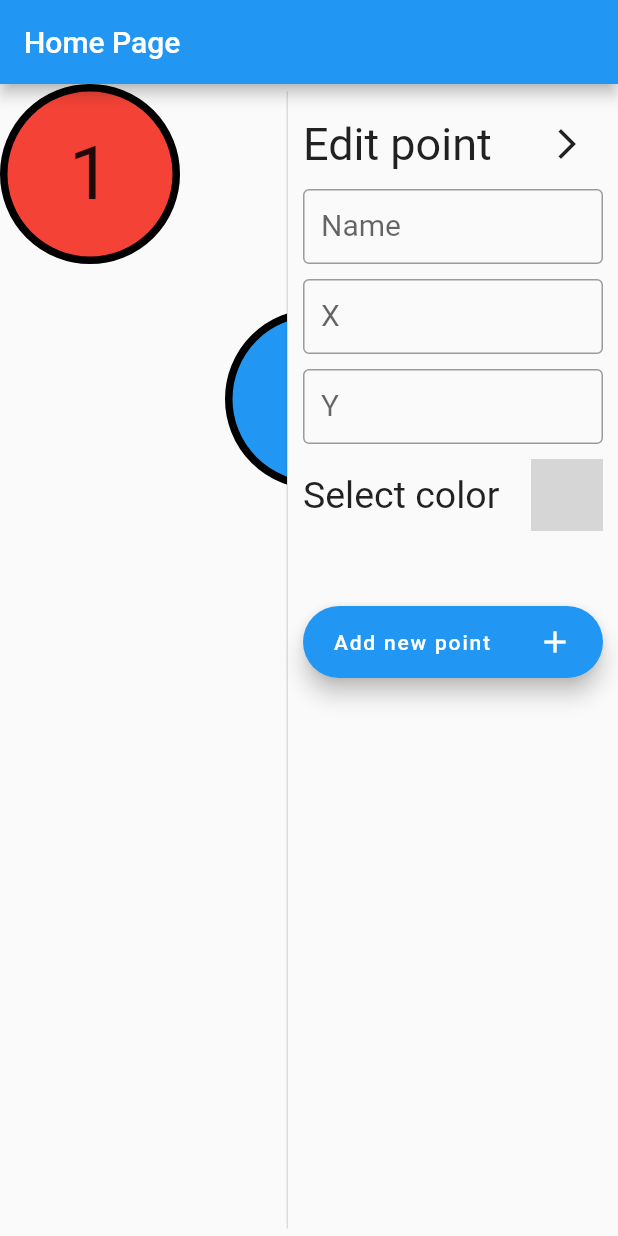
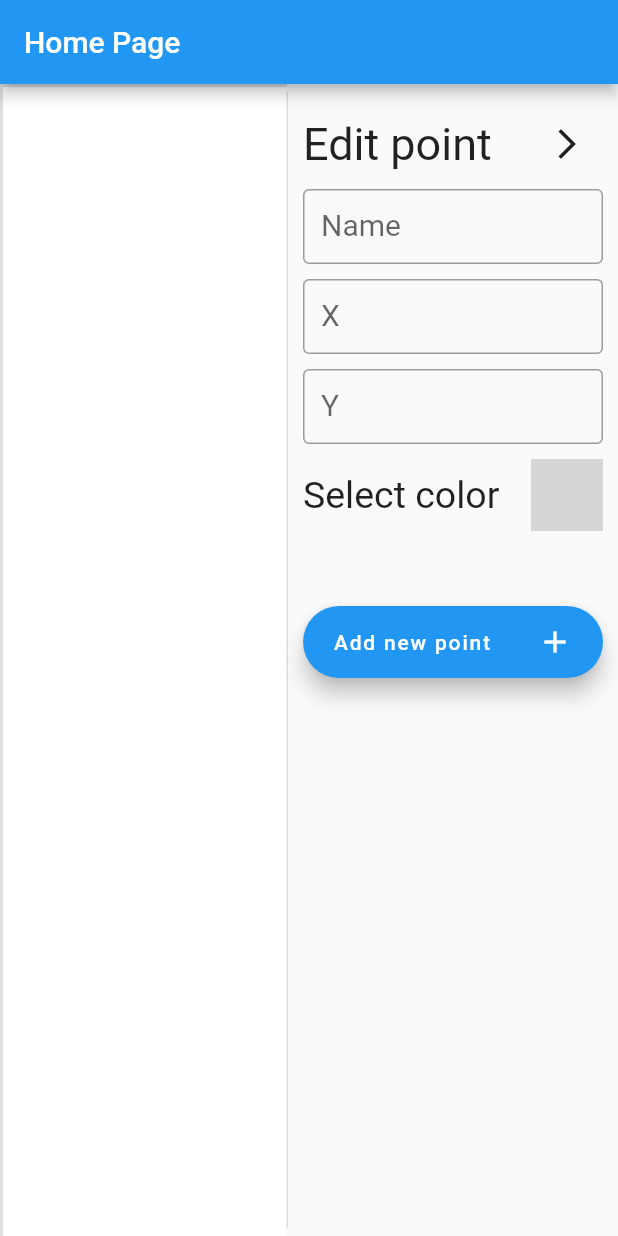
Before and after one commit to KamilDonda/Graph-Maker, a Flutter app: the screen it shows after launch, after a tap on "Add new point", on a phone screen of 412 x 824 dp. Run offline on Flutter 3.47's test engine with Material 2 defaults, Android fonts, the phone set to English and light mode, and no system bars; our stand-ins replace flutter_bloc; missing offline and left inert: flutter_material_color_picker; grey boxes are pictures that could not be loaded.

Commit message:
Add draggable background

```diff
--- a/graphs/lib/constants/sizes.dart
+++ b/graphs/lib/constants/sizes.dart
@@ -3,3 +3,6 @@ const double FORM_MIN_WIDTH = 60;
 
 const int MAX_AREA_X = 1200;
 const int MAX_AREA_Y = 600;
+
+const double AREA_SIZE_X = 1920;
+const double AREA_SIZE_Y = 1080;
--- a/graphs/lib/models/point.dart
+++ b/graphs/lib/models/point.dart
@@ -1,15 +1,18 @@
 import 'package:flutter/material.dart';
+import 'package:graphs/models/sprite.dart';
 
-class Point {
+class Point extends Sprite {
   late String name;
   late double x;
   late double y;
   late Color color;
+  late double size;
 
   Point({
     required this.name,
     required this.x,
     required this.y,
     required this.color,
-  });
+    this.size = 120,
+  }) : super(x: x, y: y);
 }
--- /dev/null
+++ b/graphs/lib/models/sprite.dart
@@ -0,0 +1,6 @@
+class Sprite {
+  late double x;
+  late double y;
+
+  Sprite({required this.x, required this.y});
+}
--- a/graphs/lib/view/home/cubit/points_cubit.dart
+++ b/graphs/lib/view/home/cubit/points_cubit.dart
@@ -1,25 +1,57 @@
 import 'package:flutter/material.dart';
 import 'package:flutter_bloc/flutter_bloc.dart';
 import 'package:graphs/models/point.dart';
+import 'package:graphs/models/sprite.dart';
 
-class PointsCubit extends Cubit<List<Point>> {
+class PointsCubit extends Cubit<List<Sprite>> {
   PointsCubit() : super([]);
 
-  final List<Point> _points = [
-    Point(name: "1", x: 0, y: 0, color: Colors.red),
-    Point(name: "2", x: 150, y: 150, color: Colors.blue),
+  final List<Sprite> _sprites = [
+    Sprite(x: 0, y: 0),
+    Point(name: "1", x: 600, y: 200, color: Colors.red),
+    Point(name: "2", x: 850, y: 350, color: Colors.blue),
     Point(name: "3", x: 300, y: 300, color: Colors.green),
   ];
 
-  void updatePoint(int index, Point point) {
-    _points[index] = point;
-    emit([..._points]);
+  void updatePoint(double dx, double dy, int index) {
+    var point = _sprites[index] as Point;
+    var sprite = _sprites[0];
+
+    var x = point.x + dx;
+    var y = point.y + dy;
+
+    if (-sprite.x + x + point.size > 1920) return;
+    if (-sprite.y + y + point.size > 1080) return;
+    if (-sprite.x + x < 0) return;
+    if (-sprite.y + y < 0) return;
+
+    point.x = x;
+    point.y = y;
+
+    emit([..._sprites]);
+  }
+
+  void updateSprite(double dx, double dy) {
+    var x = _sprites[0].x + dx;
+    var y = _sprites[0].y + dy;
+
+    if (x > 200) return;
+    if (y > 150) return;
+    if (x < -300) return;
+    if (y < -250) return;
+
+    for (var i = 0; i < _sprites.length; i++) {
+      _sprites[i].x += dx;
+      _sprites[i].y += dy;
+    }
+
+    emit([..._sprites]);
   }
 
   void addPoint(Point point) {
-    _points.add(point);
-    emit([..._points]);
+    _sprites.add(point);
+    emit([..._sprites]);
   }
 
-  void getPoints() => emit(_points);
+  void getPoints() => emit(_sprites);
 }
--- a/graphs/lib/view/home/widgets/graph_area_widget.dart
+++ b/graphs/lib/view/home/widgets/graph_area_widget.dart
@@ -2,23 +2,29 @@ import 'package:collection/collection.dart';
 import 'package:flutter/material.dart';
 import 'package:flutter_bloc/flutter_bloc.dart';
 import 'package:graphs/models/point.dart';
+import 'package:graphs/models/sprite.dart';
 import 'package:graphs/view/home/cubit/points_cubit.dart';
 import 'package:graphs/view/home/widgets/point_widget.dart';
+import 'package:graphs/view/home/widgets/sprite_widget.dart';
 
 class GraphAreaWidget extends StatelessWidget {
   const GraphAreaWidget({Key? key}) : super(key: key);
 
   @override
   Widget build(BuildContext context) {
-    return BlocBuilder<PointsCubit, List<Point>>(
+    return Container(
+      color: const Color(0xfff1f1f1),
+      child: BlocBuilder<PointsCubit, List<Sprite>>(
         builder: (_, points) {
           return Stack(
             children: points
-              .mapIndexed(
-                  (index, point) => PointWidget(point: point, index: index))
+                .mapIndexed((index, point) => index == 0
+                    ? SpriteWidget(sprite: point)
+                    : PointWidget(point: point as Point, index: index))
                 .toList(),
           );
         },
+      ),
     );
   }
 }
--- a/graphs/lib/view/home/widgets/point_widget.dart
+++ b/graphs/lib/view/home/widgets/point_widget.dart
@@ -2,13 +2,14 @@ import 'package:flutter/material.dart';
 import 'package:flutter_bloc/flutter_bloc.dart';
 import 'package:graphs/models/point.dart';
 import 'package:graphs/view/home/cubit/points_cubit.dart';
+import 'package:graphs/view/home/widgets/sprite_widget.dart';
 
-class PointWidget extends StatelessWidget {
-  PointWidget({super.key, required this.point, required this.index});
+class PointWidget extends SpriteWidget {
+  const PointWidget({super.key, required this.point, required this.index})
+      : super(sprite: point);
 
   final Point point;
   final int index;
-  late double size = 120;
 
   @override
   Widget build(BuildContext context) {
@@ -17,13 +18,12 @@ class PointWidget extends StatelessWidget {
       left: point.x,
       child: GestureDetector(
         onPanUpdate: (position) {
-          point.x += position.delta.dx;
-          point.y += position.delta.dy;
-          BlocProvider.of<PointsCubit>(context).updatePoint(index, point);
+          BlocProvider.of<PointsCubit>(context)
+              .updatePoint(position.delta.dx, position.delta.dy, index);
         },
         child: Container(
-          width: size,
-          height: size,
+          width: point.size,
+          height: point.size,
           alignment: Alignment.center,
           decoration: BoxDecoration(
             color: point.color,
--- /dev/null
+++ b/graphs/lib/view/home/widgets/sprite_widget.dart
@@ -0,0 +1,36 @@
+import 'package:flutter/material.dart';
+import 'package:flutter_bloc/flutter_bloc.dart';
+import 'package:graphs/constants/sizes.dart';
+import 'package:graphs/models/sprite.dart';
+import 'package:graphs/view/home/cubit/points_cubit.dart';
+
+class SpriteWidget extends StatelessWidget {
+  const SpriteWidget({Key? key, required this.sprite}) : super(key: key);
+
+  final Sprite sprite;
+
+  @override
+  Widget build(BuildContext context) {
+    return Positioned(
+      top: sprite.y,
+      left: sprite.x,
+      child: GestureDetector(
+        onPanUpdate: (position) {
+          BlocProvider.of<PointsCubit>(context)
+              .updateSprite(position.delta.dx, position.delta.dy);
+        },
+        child: Container(
+          width: AREA_SIZE_X,
+          height: AREA_SIZE_Y,
+          alignment: Alignment.center,
+          decoration: BoxDecoration(
+              color: Colors.white,
+              border: Border.all(
+                width: 2,
+                color: const Color(0xffdddddd),
+              )),
+        ),
+      ),
+    );
+  }
+}
```
Lines whose indentation alone changed are shown as unchanged.
